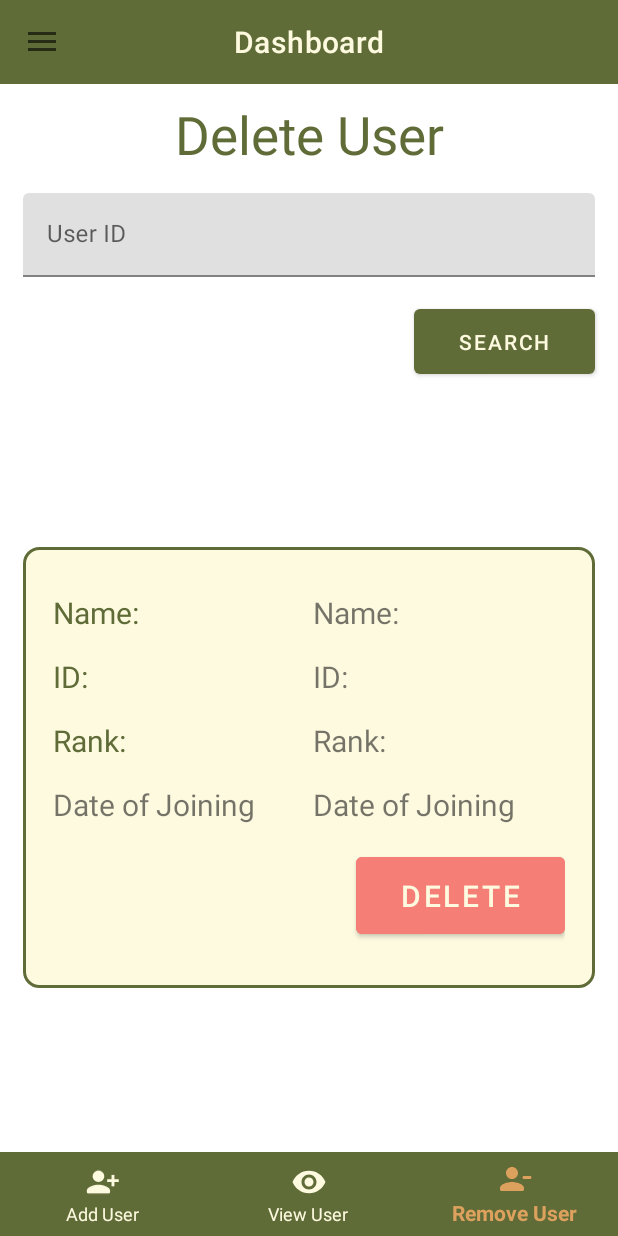
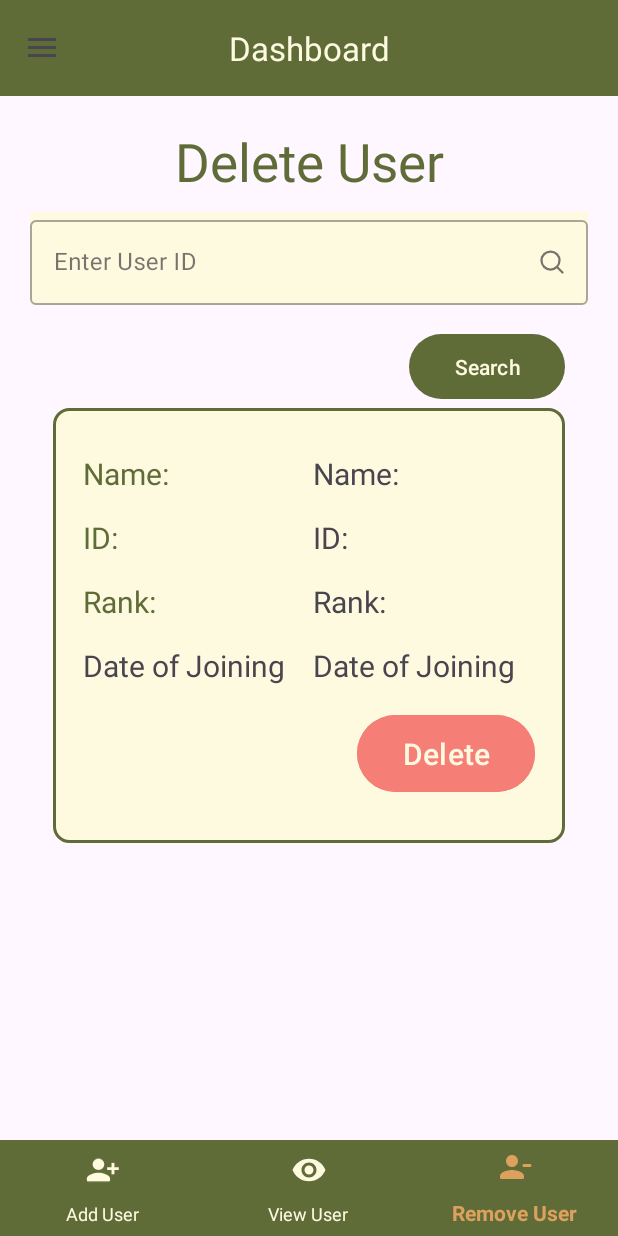
Before and after one commit to strikleApp/KoteManagementAndroid, an Android app: the fragment UsersActivity placed in its activity, item 3 of the bottom bar chosen, on a phone screen of 412 x 824 dp. Run offline under Robolectric (Android 15) with nearby library versions, the light colour scheme and no system bars.

Commit message:
fixed bottom nav bar

```diff
--- a/app/build.gradle.kts
+++ b/app/build.gradle.kts
@@ -45,8 +45,7 @@ dependencies {
     implementation(libs.firebase.auth)
     implementation(libs.firebase.database)
     implementation(libs.firebase.crashlytics)
-    compileOnly(libs.design)
-    implementation (libs.material.v140)
+//    compileOnly(libs.design)
     testImplementation(libs.junit)
     androidTestImplementation(libs.ext.junit)
     androidTestImplementation(libs.espresso.core)
--- a/app/src/main/java/com/android/kotemanagement/fragments/users/AddUserFragment.java
+++ b/app/src/main/java/com/android/kotemanagement/fragments/users/AddUserFragment.java
@@ -4,14 +4,29 @@ import android.os.Bundle;
 import android.view.LayoutInflater;
 import android.view.View;
 import android.view.ViewGroup;
+import android.widget.ArrayAdapter;
+import android.widget.Button;
+import android.widget.EditText;
 
 import androidx.annotation.NonNull;
 import androidx.annotation.Nullable;
+import androidx.appcompat.widget.AppCompatSpinner;
 import androidx.fragment.app.Fragment;
 
 import com.android.kotemanagement.R;
+import com.android.kotemanagement.modals.ViewUserModal;
+
+import java.util.ArrayList;
+import java.util.List;
 
 public class AddUserFragment extends Fragment {
+  EditText etUserID;
+  EditText etUserName;
+  EditText etDateOfJoining;
+  AppCompatSpinner spinnerRank;
+  Button btnAddUser;
+
+  List<String> ranks = new ArrayList<>();
 
   @Nullable
   @Override
@@ -20,6 +35,33 @@ public class AddUserFragment extends Fragment {
       @Nullable ViewGroup container,
       @Nullable Bundle savedInstanceState) {
     View view = inflater.inflate(R.layout.fragment_add_user, container, false);
+    etUserID = view.findViewById(R.id.teUserID);
+    etUserName = view.findViewById(R.id.teUserName);
+    etDateOfJoining = view.findViewById(R.id.teDateOfJoining);
+    spinnerRank = view.findViewById(R.id.spinnerRank);
+    btnAddUser = view.findViewById(R.id.btnAddUser);
+
+    ArrayAdapter<CharSequence> arrayAdapter =
+        ArrayAdapter.createFromResource(
+            view.getContext(), R.array.ranks_array, android.R.layout.simple_spinner_item);
+    spinnerRank.setAdapter(arrayAdapter);
+    btnAddUser.setOnClickListener(
+            v -> {
+              String id = etUserID.getText().toString();
+              String name = etUserName.getText().toString();
+              String rank = spinnerRank.getSelectedItem().toString();
+              String dateOfJoining = etDateOfJoining.getText().toString();
+
+              if (!id.isEmpty() && !name.isEmpty() && !rank.isEmpty() && !dateOfJoining.isEmpty()) {
+
+                ViewUserModal viewUserModal = new ViewUserModal(id, name, rank, dateOfJoining);
+                ViewUserFragment.viewUserModalList.add(viewUserModal);
+                etUserID.setText("");
+                etUserName.setText("");
+                etDateOfJoining.setText("");
+                spinnerRank.setSelection(0);
+              }
+            });
     return view;
   }
 }
--- a/app/src/main/java/com/android/kotemanagement/fragments/users/UsersActivity.java
+++ b/app/src/main/java/com/android/kotemanagement/fragments/users/UsersActivity.java
@@ -9,6 +9,7 @@ import android.view.ViewGroup;
 import androidx.annotation.NonNull;
 import androidx.annotation.Nullable;
 import androidx.fragment.app.Fragment;
+import androidx.fragment.app.FragmentTransaction;
 
 import com.android.kotemanagement.R;
 import com.google.android.material.bottomnavigation.BottomNavigationView;
@@ -17,6 +18,9 @@ public class UsersActivity extends Fragment
     implements BottomNavigationView.OnNavigationItemSelectedListener {
 
   BottomNavigationView bottomNavigationView;
+  private final Fragment viewUserFragment = new ViewUserFragment ();
+  private final Fragment addUserFragment = new AddUserFragment();
+  private final Fragment deleteUserFragment = new DeleteUserFragment();
 
   @Nullable
   @Override
@@ -29,36 +33,52 @@ public class UsersActivity extends Fragment
     bottomNavigationView = view.findViewById(R.id.bnvBottomNavBar);
     bottomNavigationView.setOnNavigationItemSelectedListener(this);
     bottomNavigationView.setSelectedItemId(R.id.add_user);
+
     if (savedInstanceState == null) {
-      getChildFragmentManager()
-          .beginTransaction()
-          .replace(R.id.flFragment, AddUserFragment.class, null)
-          .commit();
+      getChildFragmentManager().beginTransaction()
+              .add(R.id.flFragment, addUserFragment, "addUserFragment")
+              .add(R.id.flFragment, viewUserFragment, "viewUserFragment")
+              .add(R.id.flFragment, deleteUserFragment, "deleteUserFragment")
+              .hide(viewUserFragment)
+              .hide(deleteUserFragment)
+              .commit();
     }
+
     return view;
   }
 
   @Override
   public boolean onNavigationItemSelected(@NonNull MenuItem item) {
-    Fragment selectedFragment = null;
 
     if (item.getItemId() == R.id.add_user) {
 
-      selectedFragment = new AddUserFragment();
+      showFragment(addUserFragment);
+      return true;
     } else if (item.getItemId() == R.id.view_user) {
-      selectedFragment = new ViewUserFragment();
+      showFragment(viewUserFragment);
+      return true;
     } else if (item.getItemId() == R.id.delete_user) {
-      selectedFragment = new DeleteUserFragment();
-    }
-
-    if (selectedFragment != null) {
-      getChildFragmentManager()
-          .beginTransaction()
-          .replace(R.id.flFragment, selectedFragment)
-          .commit();
+      showFragment(deleteUserFragment);
       return true;
     }
 
+
+
     return false;
   }
+
+  private void showFragment(Fragment fragment) {
+    FragmentTransaction transaction = getChildFragmentManager().beginTransaction();
+    if (fragment == addUserFragment) {
+      transaction.hide(viewUserFragment);
+      transaction.hide(deleteUserFragment);
+    } else if (fragment == viewUserFragment) {
+      transaction.hide(addUserFragment);
+      transaction.hide(deleteUserFragment);
+    } else if (fragment == deleteUserFragment) {
+      transaction.hide(addUserFragment);
+      transaction.hide(viewUserFragment);
+    }
+    transaction.show(fragment).commit();
+  }
 }
--- a/app/src/main/java/com/android/kotemanagement/fragments/users/ViewUserFragment.java
+++ b/app/src/main/java/com/android/kotemanagement/fragments/users/ViewUserFragment.java
@@ -1,6 +1,7 @@
 package com.android.kotemanagement.fragments.users;
 
 import android.os.Bundle;
+import android.util.Log;
 import android.view.LayoutInflater;
 import android.view.View;
 import android.view.ViewGroup;
@@ -18,8 +19,9 @@ import java.util.ArrayList;
 import java.util.List;
 
 public class ViewUserFragment extends Fragment {
-  List<ViewUserModal> viewUserModalList = new ArrayList<>();
+  static List<ViewUserModal> viewUserModalList = new ArrayList<>();
   RecyclerView rvUsers;
+  ViewUserAdapter viewUserAdapter;
 
   @Nullable
   @Override
@@ -29,16 +31,16 @@ public class ViewUserFragment extends Fragment {
       @Nullable Bundle savedInstanceState) {
     View view = inflater.inflate(R.layout.fragment_view_user, container, false);
     rvUsers = (RecyclerView) view.findViewById(R.id.rvUsers);
-
-    ViewUserModal viewUserModal = new ViewUserModal("1", "Aashish", "Corporal", "12-07-2021");
-    viewUserModalList.add(viewUserModal);
-    ViewUserModal viewUserModal1 = new ViewUserModal("2", "Name", "Corporal", "12-07-2021");
-    viewUserModalList.add(viewUserModal1);
-
-    ViewUserAdapter viewUserAdapter = new ViewUserAdapter(viewUserModalList);
+    viewUserAdapter = new ViewUserAdapter(viewUserModalList);
     rvUsers.setLayoutManager(new LinearLayoutManager(getContext()));
     rvUsers.setAdapter(viewUserAdapter);
+    Log.d("TAG", "onCreateView: " + viewUserModalList.size());
 
     return view;
   }
+
+  @Override
+  public void onResume() {
+    super.onResume();
+  }
 }
--- a/app/src/main/res/drawable/inputborder.xml
+++ b/app/src/main/res/drawable/inputborder.xml
@@ -1,6 +1,6 @@
 <?xml version="1.0" encoding="utf-8"?>
 <shape xmlns:android="http://schemas.android.com/apk/res/android">
-    <solid android:color="?attr/backgroundColor"/>
+    <solid android:color="#00FFFFFF"/>
     <stroke android:width="2dp" android:color="?attr/colorOnSecondary"/>
-    <corners android:radius="30dp"/>
+    <corners android:radius="10dp"/>
 </shape>
--- a/app/src/main/res/layout/fragment_delete_user.xml
+++ b/app/src/main/res/layout/fragment_delete_user.xml
@@ -4,7 +4,9 @@
     xmlns:tools="http://schemas.android.com/tools"
     android:id="@+id/main"
     android:layout_width="match_parent"
-    android:layout_height="match_parent">
+    android:layout_height="match_parent"
+    android:layout_marginHorizontal="20dp"
+    android:layout_marginTop="10dp">
 
     <!-- BODY -->
 
@@ -24,19 +26,23 @@
 
     <com.google.android.material.textfield.TextInputLayout
         android:id="@+id/tlSearchUser"
+        style="@style/Widget.MaterialComponents.TextInputLayout.OutlinedBox"
         android:layout_width="match_parent"
         android:layout_height="wrap_content"
-        android:layout_marginHorizontal="15dp"
-        android:layout_marginTop="15dp"
-        android:hint="@string/delete_user_hint"
+        android:layout_marginTop="10dp"
+        android:hint="@string/enter_user_id"
+        app:endIconDrawable="@drawable/search"
+        android:background="@color/cardColor"
+        app:endIconMode="custom"
+        app:layout_constraintEnd_toEndOf="parent"
+        app:layout_constraintStart_toStartOf="parent"
         app:layout_constraintTop_toBottomOf="@id/tvDeleteUserTitle">
 
         <com.google.android.material.textfield.TextInputEditText
             android:id="@+id/etSearchUser"
             android:layout_width="match_parent"
-            android:layout_height="wrap_content" />
-
-
+            android:layout_height="wrap_content"
+            android:inputType="text" />
     </com.google.android.material.textfield.TextInputLayout>
 
     <Button
@@ -60,7 +66,7 @@
         android:paddingHorizontal="20dp"
         android:paddingVertical="30dp"
         app:layout_constraintBottom_toBottomOf="parent"
-        app:layout_constraintTop_toBottomOf="@id/btnSearch">
+        app:layout_constraintTop_toTopOf="parent">
 
 
         <!--        CONSTANTS-->
@@ -73,43 +79,41 @@
             android:textColor="@color/primaryColor"
             android:textSize="20sp"
             app:layout_constraintStart_toStartOf="parent"
-            app:layout_constraintTop_toTopOf="parent"
-            />
+            app:layout_constraintTop_toTopOf="parent" />
 
         <TextView
             android:id="@+id/tvIDText"
             android:layout_width="wrap_content"
             android:layout_height="wrap_content"
+            android:layout_marginTop="15dp"
             android:text="@string/id_text"
             android:textColor="@color/primaryColor"
             android:textSize="20sp"
             app:layout_constraintStart_toStartOf="parent"
-            app:layout_constraintTop_toBottomOf="@id/tvNameText"
-            android:layout_marginTop="15dp"
-            />
+            app:layout_constraintTop_toBottomOf="@id/tvNameText" />
 
         <TextView
             android:id="@+id/tvRankText"
             android:layout_width="wrap_content"
             android:layout_height="wrap_content"
+            android:layout_marginTop="15dp"
             android:text="@string/rank_text"
             android:textColor="@color/primaryColor"
             android:textSize="20sp"
             app:layout_constraintStart_toStartOf="parent"
-            app:layout_constraintTop_toBottomOf="@id/tvIDText"
-            android:layout_marginTop="15dp"/>
+            app:layout_constraintTop_toBottomOf="@id/tvIDText" />
 
 
         <TextView
             android:id="@+id/tvDateOfJoiningText"
             android:layout_width="wrap_content"
             android:layout_height="wrap_content"
+            android:layout_marginTop="15dp"
             android:text="@string/date_of_joining_text"
             android:textSize="20sp"
             app:layout_constraintBottom_toTopOf="@id/btnDelete"
             app:layout_constraintStart_toStartOf="parent"
             app:layout_constraintTop_toBottomOf="@id/tvRankText"
-            android:layout_marginTop="15dp"
 
             />
 
@@ -117,22 +121,18 @@
             android:id="@+id/btnDelete"
             android:layout_width="wrap_content"
             android:layout_height="wrap_content"
+            android:layout_marginTop="15dp"
+            android:backgroundTint="@color/red"
             android:paddingHorizontal="30dp"
             android:paddingVertical="12dp"
             android:text="@string/delete_btn"
             android:textSize="20sp"
             app:layout_constraintBottom_toBottomOf="parent"
             app:layout_constraintEnd_toEndOf="parent"
-            app:layout_constraintTop_toBottomOf="@id/tvDateOfJoiningText"
-            android:layout_marginTop="15dp"
-            android:backgroundTint="@color/red"
-            />
+            app:layout_constraintTop_toBottomOf="@id/tvDateOfJoiningText" />
 
 
         <!--        VARIABLES-->
-
-
-
 
 
         <TextView
@@ -141,11 +141,9 @@
             android:layout_height="wrap_content"
             android:text="@string/name_text"
             android:textSize="20sp"
+            app:layout_constraintBottom_toBottomOf="@id/tvNameText"
             app:layout_constraintStart_toStartOf="@id/tvID"
-            app:layout_constraintTop_toTopOf="@id/tvNameText"
-            app:layout_constraintBottom_toBottomOf="@id/tvNameText"
-            />
-
+            app:layout_constraintTop_toTopOf="@id/tvNameText" />
 
 
         <TextView
@@ -154,23 +152,9 @@
             android:layout_height="wrap_content"
             android:text="@string/id_text"
             android:textSize="20sp"
+            app:layout_constraintBottom_toBottomOf="@id/tvIDText"
             app:layout_constraintStart_toStartOf="@id/tvRank"
-            app:layout_constraintTop_toTopOf="@id/tvIDText"
-            app:layout_constraintBottom_toBottomOf="@id/tvIDText"
-            />
-
-
-
-
-
-
-
-
-
-
-
-
-
+            app:layout_constraintTop_toTopOf="@id/tvIDText" />
 
 
         <TextView
@@ -179,33 +163,22 @@
             android:layout_height="wrap_content"
             android:text="@string/rank_text"
             android:textSize="20sp"
+            app:layout_constraintBottom_toBottomOf="@id/tvRankText"
             app:layout_constraintStart_toStartOf="@id/tvDateOfJoining"
-            app:layout_constraintTop_toTopOf="@id/tvRankText"
-            app:layout_constraintBottom_toBottomOf="@id/tvRankText"
-            />
-
-
-
-
-
+            app:layout_constraintTop_toTopOf="@id/tvRankText" />
 
 
         <TextView
             android:id="@+id/tvDateOfJoining"
             android:layout_width="wrap_content"
             android:layout_height="wrap_content"
+            android:layout_marginStart="5dp"
             android:text="@string/date_of_joining_text"
             android:textSize="20sp"
+            app:layout_constraintBottom_toBottomOf="@id/tvDateOfJoiningText"
+            app:layout_constraintEnd_toEndOf="parent"
             app:layout_constraintStart_toEndOf="@id/tvDateOfJoiningText"
-            app:layout_constraintEnd_toEndOf="parent"
-            app:layout_constraintBottom_toBottomOf="@id/tvDateOfJoiningText"
-            app:layout_constraintTop_toTopOf="@id/tvDateOfJoiningText"
-            android:layout_marginStart="5dp"
-            />
-
-
-
-
+            app:layout_constraintTop_toTopOf="@id/tvDateOfJoiningText" />
 
 
     </androidx.constraintlayout.widget.ConstraintLayout>
--- a/app/src/main/res/layout/fragment_view_user.xml
+++ b/app/src/main/res/layout/fragment_view_user.xml
@@ -28,10 +28,8 @@
         android:layout_width="match_parent"
         android:layout_height="wrap_content"
         android:layout_marginTop="10dp"
-        android:background="@drawable/border"
+        android:background="@color/cardColor"
         android:hint="@string/search_user"
-        app:boxStrokeWidth="0dp"
-        app:boxStrokeWidthFocused="0dp"
         app:endIconDrawable="@drawable/search"
         app:endIconMode="custom"
         app:layout_constraintEnd_toEndOf="parent"
--- a/app/src/main/res/values/strings.xml
+++ b/app/src/main/res/values/strings.xml
@@ -30,5 +30,17 @@
     <string name="open">NavBar</string>
     <string name="close">NavBar</string>
     <string name="search_user">Search User</string>
+    <string name="enter_user_id">Enter User ID</string>
 
+
+<!--    Add user Dropdown menu items ranks-->
+    <string-array name="ranks_array">
+        <item>Corporal</item>
+        <item>Sergeant</item>
+        <item>Lieutenant</item>
+        <item>Captain</item>
+        <item>Major</item>
+        <item>Colonel</item>
+        <item>General</item>
+    </string-array>
 </resources>
--- a/app/src/main/res/values/themes.xml
+++ b/app/src/main/res/values/themes.xml
@@ -1,6 +1,6 @@
 <resources xmlns:tools="http://schemas.android.com/tools">
     <!-- Base application theme. -->
-    <style name="Theme.KoteManagement" parent="Theme.MaterialComponents.Light.NoActionBar">
+    <style name="Theme.KoteManagement" parent="Theme.Material3.DayNight.NoActionBar">
         <item name="colorPrimary">@color/labelColor</item>
         <item name="colorPrimaryVariant">@color/secondaryColor</item>
         <item name="colorOnPrimary">@color/cardColor</item>
--- a/gradle/libs.versions.toml
+++ b/gradle/libs.versions.toml
@@ -29,6 +29,5 @@ constraintlayout = { group = "androidx.constraintlayout", name = "constraintlayo
 firebase-auth = { group = "com.google.firebase", name = "firebase-auth", version.ref = "firebaseAuth" }
 firebase-database = { group = "com.google.firebase", name = "firebase-database", version.ref = "firebaseDatabase" }
 firebase-crashlytics = { group = "com.google.firebase", name = "firebase-crashlytics", version.ref = "firebaseCrashlytics" }
-material-v140 = { module = "com.google.android.material:material", version.ref = "materialVersion" }
 [plugins]
 android-application = { id = "com.android.application", version.ref = "agp" }
```
Also changed, not shown: app/src/main/res/layout/fragment_add_user.xml (+24 -21 lines). Lines whose indentation alone changed are shown as unchanged.
